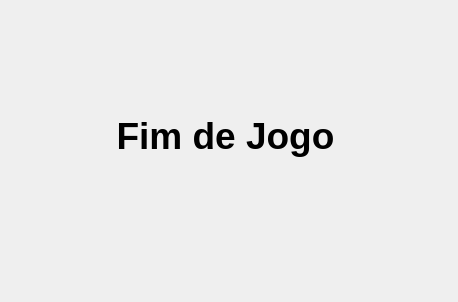
Above: Interface/FimdeJogo.ui from solmseda/Ludo-Python before the change. Below: the same form after it.
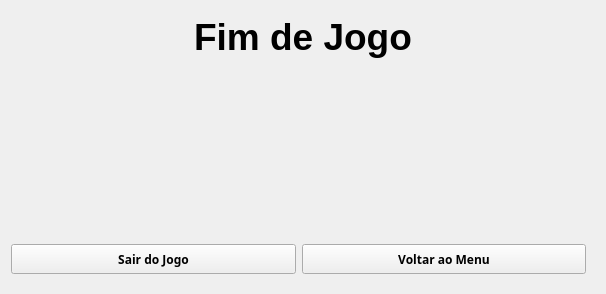
That is the form after the change. Icons and pictures are not drawn.

Commit message: Fim de Jogo (Sem torre)

```diff
--- a/Interface/FimdeJogo.ui
+++ b/Interface/FimdeJogo.ui
@@ -6,36 +6,196 @@
    <rect>
     <x>0</x>
     <y>0</y>
-    <width>458</width>
-    <height>302</height>
+    <width>606</width>
+    <height>294</height>
    </rect>
   </property>
+  <property name="minimumSize">
+   <size>
+    <width>606</width>
+    <height>294</height>
+   </size>
+  </property>
+  <property name="maximumSize">
+   <size>
+    <width>606</width>
+    <height>294</height>
+   </size>
+  </property>
   <property name="windowTitle">
    <string>Form</string>
   </property>
-  <widget class="QLabel" name="label">
-   <property name="geometry">
-    <rect>
-     <x>40</x>
-     <y>30</y>
-     <width>371</width>
-     <height>211</height>
-    </rect>
-   </property>
-   <property name="font">
-    <font>
-     <pointsize>28</pointsize>
-     <weight>75</weight>
-     <bold>true</bold>
-    </font>
-   </property>
-   <property name="text">
-    <string>Fim de Jogo</string>
-   </property>
-   <property name="alignment">
-    <set>Qt::AlignCenter</set>
-   </property>
-  </widget>
+  <property name="windowIcon">
+   <iconset resource="Resources/resources.qrc">
+    <normaloff>:/Imagens/ludo_icon.jpg</normaloff>:/Imagens/ludo_icon.jpg</iconset>
+  </property>
+  <layout class="QVBoxLayout" name="verticalLayout">
+   <item>
+    <spacer name="verticalSpacer">
+     <property name="orientation">
+      <enum>Qt::Vertical</enum>
+     </property>
+     <property name="sizeType">
+      <enum>QSizePolicy::Fixed</enum>
+     </property>
+     <property name="sizeHint" stdset="0">
+      <size>
+       <width>20</width>
+       <height>5</height>
+      </size>
+     </property>
+    </spacer>
+   </item>
+   <item alignment="Qt::AlignTop">
+    <widget class="QLabel" name="labelTitle">
+     <property name="font">
+      <font>
+       <pointsize>28</pointsize>
+       <weight>75</weight>
+       <bold>true</bold>
+      </font>
+     </property>
+     <property name="text">
+      <string>Fim de Jogo</string>
+     </property>
+     <property name="alignment">
+      <set>Qt::AlignCenter</set>
+     </property>
+    </widget>
+   </item>
+   <item>
+    <widget class="QWidget" name="winnerWidget" native="true">
+     <property name="minimumSize">
+      <size>
+       <width>0</width>
+       <height>130</height>
+      </size>
+     </property>
+     <layout class="QHBoxLayout" name="horizontalLayout">
+      <item>
+       <widget class="QLabel" name="winnerImage">
+        <property name="maximumSize">
+         <size>
+          <width>150</width>
+          <height>16777215</height>
+         </size>
+        </property>
+        <property name="text">
+         <string/>
+        </property>
+        <property name="alignment">
+         <set>Qt::AlignCenter</set>
+        </property>
+       </widget>
+      </item>
+      <item>
+       <widget class="QLabel" name="winnerName">
+        <property name="minimumSize">
+         <size>
+          <width>430</width>
+          <height>128</height>
+         </size>
+        </property>
+        <property name="maximumSize">
+         <size>
+          <width>430</width>
+          <height>128</height>
+         </size>
+        </property>
+        <property name="font">
+         <font>
+          <pointsize>24</pointsize>
+          <weight>75</weight>
+          <bold>true</bold>
+         </font>
+        </property>
+        <property name="text">
+         <string/>
+        </property>
+        <property name="alignment">
+         <set>Qt::AlignCenter</set>
+        </property>
+       </widget>
+      </item>
+     </layout>
+    </widget>
+   </item>
+   <item>
+    <widget class="QWidget" name="ConfirmCancelButtons" native="true">
+     <property name="sizePolicy">
+      <sizepolicy hsizetype="Preferred" vsizetype="Fixed">
+       <horstretch>0</horstretch>
+       <verstretch>0</verstretch>
+      </sizepolicy>
+     </property>
+     <property name="styleSheet">
+      <string notr="true"/>
+     </property>
+     <layout class="QHBoxLayout" name="horizontalLayout_3">
+      <property name="spacing">
+       <number>6</number>
+      </property>
+      <property name="leftMargin">
+       <number>0</number>
+      </property>
+      <item>
+       <widget class="QPushButton" name="pushButtonExit">
+        <property name="minimumSize">
+         <size>
+          <width>0</width>
+          <height>30</height>
+         </size>
+        </property>
+        <property name="font">
+         <font>
+          <family>Malgun Gothic</family>
+          <pointsize>9</pointsize>
+          <weight>75</weight>
+          <bold>true</bold>
+         </font>
+        </property>
+        <property name="cursor">
+         <cursorShape>PointingHandCursor</cursorShape>
+        </property>
+        <property name="styleSheet">
+         <string notr="true">color: rgb(0, 0, 0);</string>
+        </property>
+        <property name="text">
+         <string>Sair do Jogo</string>
+        </property>
+       </widget>
+      </item>
+      <item>
+       <widget class="QPushButton" name="pushButtonMenu">
+        <property name="minimumSize">
+         <size>
+          <width>0</width>
+          <height>30</height>
+         </size>
+        </property>
+        <property name="font">
+         <font>
+          <family>Malgun Gothic</family>
+          <pointsize>9</pointsize>
+          <weight>75</weight>
+          <bold>true</bold>
+         </font>
+        </property>
+        <property name="cursor">
+         <cursorShape>PointingHandCursor</cursorShape>
+        </property>
+        <property name="styleSheet">
+         <string notr="true">color: rgb(0, 0, 0);</string>
+        </property>
+        <property name="text">
+         <string>Voltar ao Menu</string>
+        </property>
+       </widget>
+      </item>
+     </layout>
+    </widget>
+   </item>
+  </layout>
  </widget>
  <resources/>
  <connections/>
```
Left out of the diff: 10 changed lines with no effect on the pictures. The commit also changes 11 other files.
